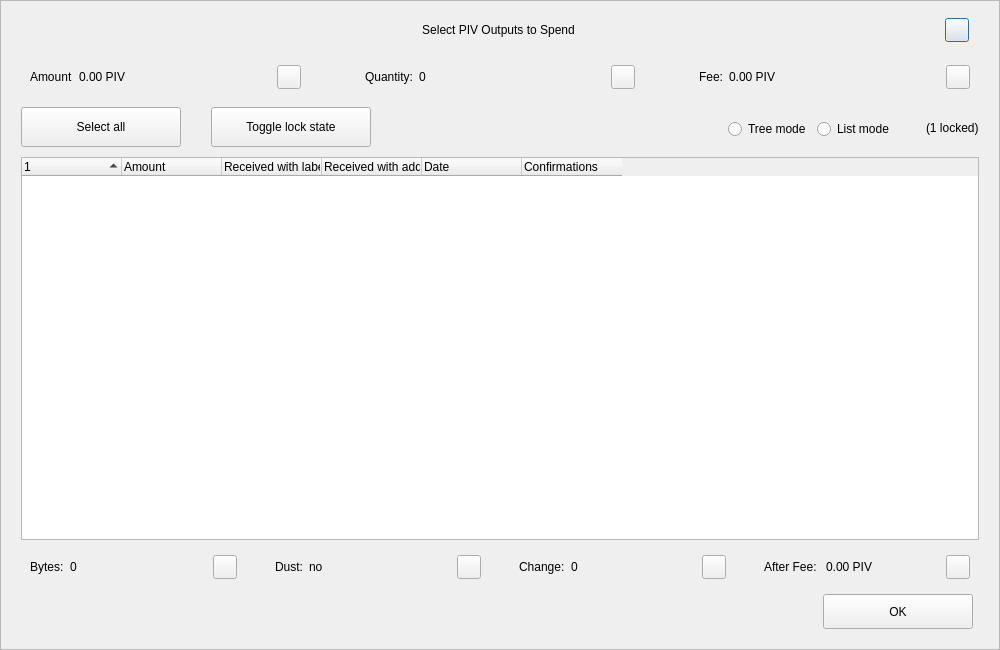
First picture: the form in src/qt/forms/coincontroldialog.ui, repository RapidsOfficial/Rapids, before the edit.
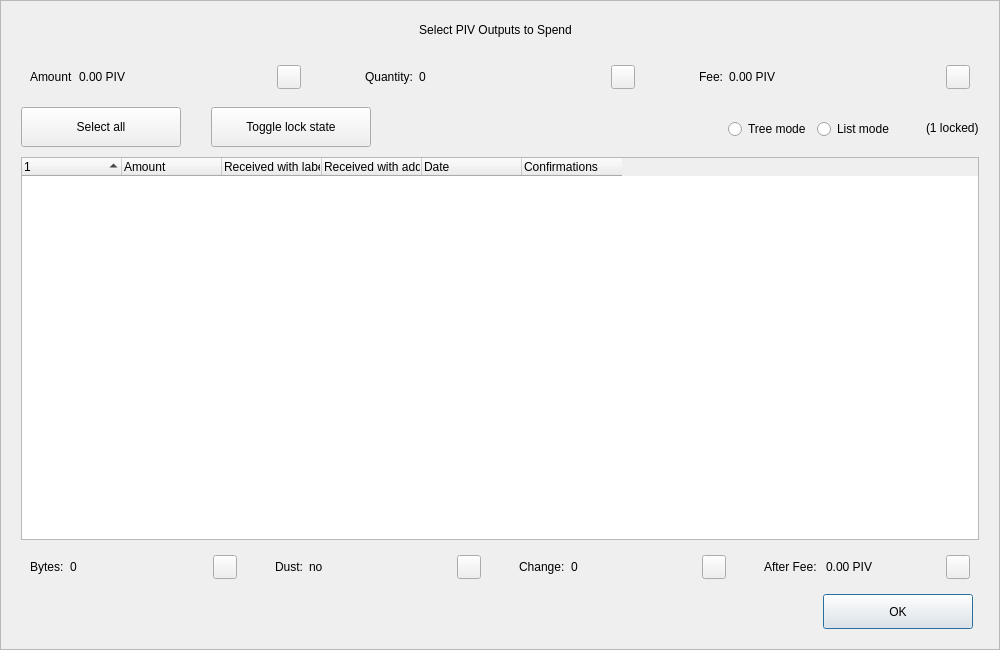
Second picture: the form after the edit. Custom widgets are drawn as their Qt base class.

Commit message: [GUI] CoinControlDialog remove duplicate esc button

Patch:
```diff
--- a/src/qt/forms/coincontroldialog.ui
+++ b/src/qt/forms/coincontroldialog.ui
@@ -97,9 +97,6 @@
             <height>40</height>
            </size>
           </property>
-          <property name="styleSheet">
-           <string notr="true">padding-left:30px;</string>
-          </property>
           <property name="text">
            <string>Select PIV Outputs to Spend</string>
           </property>
@@ -124,25 +121,6 @@
           </property>
          </spacer>
         </item>
-        <item>
-         <widget class="QPushButton" name="btnEsc">
-          <property name="minimumSize">
-           <size>
-            <width>24</width>
-            <height>24</height>
-           </size>
-          </property>
-          <property name="maximumSize">
-           <size>
-            <width>24</width>
-            <height>24</height>
-           </size>
-          </property>
-          <property name="text">
-           <string/>
-          </property>
-         </widget>
-        </item>
        </layout>
       </item>
       <item>
```
The commit also changes 1 other file.
